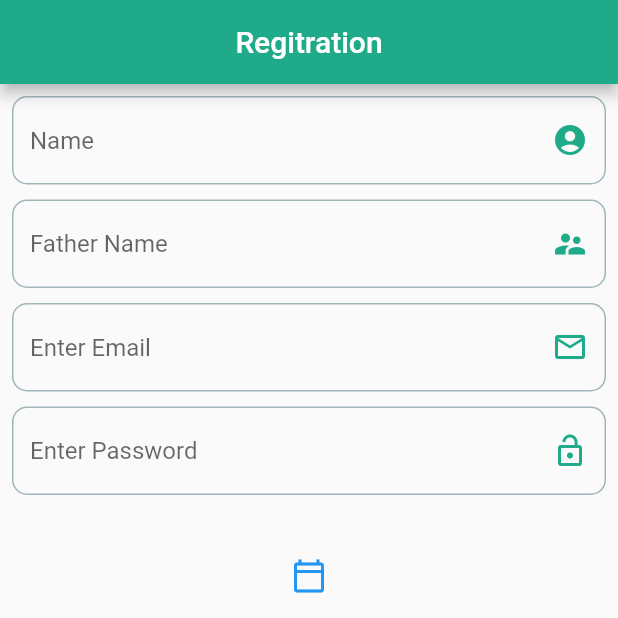
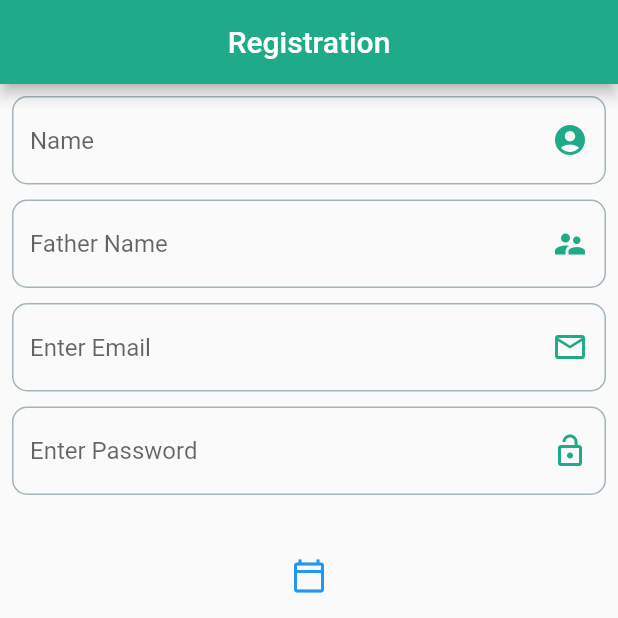
Before and after one commit to MuhammadTayyyaba3/-Shared-Preferences, a Flutter app: the screen it shows after launch, after a tap on "Sign up", on a phone screen of 412 x 824 dp, the top half of it. Run offline on Flutter 3.47's test engine with Material 2 defaults, Android fonts, the phone set to English and light mode, and no system bars.

```diff
--- a/lib/Components/button_compo.dart
+++ b/lib/Components/button_compo.dart
@@ -9,11 +9,11 @@ class ButtonDesign extends StatelessWidget {
     return Container(
       width: 200,
       height: 50,
-      child: Center(child: Text(btnText,style: TextStyle(color: Colors.white,fontSize: 20),)),
       decoration: BoxDecoration(
         color: BGColor,
         borderRadius: BorderRadius.circular(15),
       ),
+      child: Center(child: Text(btnText,style: TextStyle(color: Colors.white,fontSize: 20),)),
     );
   }
 }
--- a/lib/Screens/home_screen.dart
+++ b/lib/Screens/home_screen.dart
@@ -9,7 +9,7 @@ class HomeScreen extends StatelessWidget {
       appBar: AppBar(
         backgroundColor: BGColor,
         centerTitle: true,
-        title: Text('Home Screen'),
+        title: const Text('Home Screen'),
       ),
 
     );
--- a/lib/Screens/login_Screen.dart
+++ b/lib/Screens/login_Screen.dart
@@ -12,7 +12,7 @@ class LoginScreen extends StatelessWidget {
 
         backgroundColor: BGColor,
         centerTitle: true,
-        title: Text('Login'),
+        title: const Text('Login'),
       ),
       body: Padding(
         padding: const EdgeInsets.all(8.0),
@@ -22,63 +22,63 @@ class LoginScreen extends StatelessWidget {
             TextFormField(
               decoration: InputDecoration(
                 hintText: 'Enter Email',
-                suffixIcon: Icon(Icons.email_outlined,color: BGColor,),
+                suffixIcon: const Icon(Icons.email_outlined,color: BGColor,),
                 enabledBorder: OutlineInputBorder(
                   borderRadius: BorderRadius.circular(10),
-                  borderSide: BorderSide(
+                  borderSide: const BorderSide(
                     color: Color(0xffA2B5BB),
                   )
                 ),
                 focusedBorder: OutlineInputBorder(
                     borderRadius: BorderRadius.circular(10),
-                    borderSide: BorderSide(
+                    borderSide: const BorderSide(
                       color: BGColor,
                     )
                 ),
               ),
             ),
-            SizedBox(
+            const SizedBox(
               height: 10,
             ),
             TextFormField(
               obscureText: true,
               decoration: InputDecoration(
                 hintText: 'Enter Password',
-                suffixIcon: Icon(Icons.lock_open,color: BGColor,),
+                suffixIcon: const Icon(Icons.lock_open,color: BGColor,),
                 enabledBorder: OutlineInputBorder(
                     borderRadius: BorderRadius.circular(10),
-                    borderSide: BorderSide(
+                    borderSide: const BorderSide(
                       color: Color(0xffA2B5BB),
                     )
                 ),
                 focusedBorder: OutlineInputBorder(
                     borderRadius: BorderRadius.circular(10),
-                    borderSide: BorderSide(
+                    borderSide: const BorderSide(
                       color: BGColor,
                     )
                 ),
               ),
             ),
-            SizedBox(
+            const SizedBox(
               height: 30,
             ),
 
             ButtonDesign(btnText: 'Login',),
-            SizedBox(
+            const SizedBox(
               height: 15,
             ),
             Row(
               mainAxisAlignment: MainAxisAlignment.center,
               children: [
-                Text("Don't have an account yet?"),
-                SizedBox(
+                const Text("Don't have an account yet?"),
+                const SizedBox(
                   width: 5,
                 ),
                 InkWell(
                   onTap: (){
-                    Navigator.push(context, MaterialPageRoute(builder: (context)=>SignUpScreen()));
+                    Navigator.push(context, MaterialPageRoute(builder: (context)=>const SignUpScreen()));
                   },
-                    child: Text('Sign up',style: TextStyle(color: BGColor,fontSize: 16),))
+                    child: const Text('Sign up',style: TextStyle(color: BGColor,fontSize: 16),))
               ],
             ),
           ],
--- a/lib/Screens/sign_up_screen.dart
+++ b/lib/Screens/sign_up_screen.dart
@@ -2,7 +2,7 @@ import 'package:flutter/material.dart';
 import 'package:shared_preference/Components/button_compo.dart';
 import 'package:shared_preference/constants.dart';
 class SignUpScreen extends StatelessWidget {
-  SignUpScreen({Key? key}) : super(key: key);
+  const SignUpScreen({Key? key}) : super(key: key);
   @override
   Widget build(BuildContext context) {
     return Scaffold(
@@ -10,7 +10,7 @@ class SignUpScreen extends StatelessWidget {
         automaticallyImplyLeading: false,
         backgroundColor: BGColor,
         centerTitle: true,
-        title: Text('Regitration'),
+        title: const Text('Registration'),
       ),
       body: SingleChildScrollView(
         child: Padding(
@@ -21,85 +21,85 @@ class SignUpScreen extends StatelessWidget {
               TextFormField(
                 decoration: InputDecoration(
                   hintText: 'Name',
-                  suffixIcon: Icon(Icons.account_circle_rounded,color: BGColor,),
+                  suffixIcon: const Icon(Icons.account_circle_rounded,color: BGColor,),
                   enabledBorder: OutlineInputBorder(
                       borderRadius: BorderRadius.circular(10),
-                      borderSide: BorderSide(
+                      borderSide: const BorderSide(
                         color: Color(0xffA2B5BB),
                       )
                   ),
                   focusedBorder: OutlineInputBorder(
                       borderRadius: BorderRadius.circular(10),
-                      borderSide: BorderSide(
+                      borderSide: const BorderSide(
                         color: BGColor,
                       )
                   ),
                 ),
               ),
-              SizedBox(
+              const SizedBox(
                 height: 10,
               ),
               TextFormField(
                 decoration: InputDecoration(
                   hintText: 'Father Name',
-                  suffixIcon: Icon(Icons.supervisor_account,color: BGColor,),
+                  suffixIcon: const Icon(Icons.supervisor_account,color: BGColor,),
                   enabledBorder: OutlineInputBorder(
                       borderRadius: BorderRadius.circular(10),
-                      borderSide: BorderSide(
+                      borderSide: const BorderSide(
                         color: Color(0xffA2B5BB),
                       )
                   ),
                   focusedBorder: OutlineInputBorder(
                       borderRadius: BorderRadius.circular(10),
-                      borderSide: BorderSide(
+                      borderSide: const BorderSide(
                         color: BGColor,
                       )
                   ),
                 ),
               ),
-              SizedBox(
+              const SizedBox(
                 height: 10,
               ),
               TextFormField(
                 decoration: InputDecoration(
                   hintText: 'Enter Email',
-                  suffixIcon: Icon(Icons.email_outlined,color: BGColor,),
+                  suffixIcon: const Icon(Icons.email_outlined,color: BGColor,),
                   enabledBorder: OutlineInputBorder(
                       borderRadius: BorderRadius.circular(10),
-                      borderSide: BorderSide(
+                      borderSide: const BorderSide(
                         color: Color(0xffA2B5BB),
                       )
                   ),
                   focusedBorder: OutlineInputBorder(
                       borderRadius: BorderRadius.circular(10),
-                      borderSide: BorderSide(
+                      borderSide: const BorderSide(
                         color: BGColor,
                       )
                   ),
                 ),
               ),
-              SizedBox(
+              const SizedBox(
                 height: 10,
               ),
               TextFormField(
                 decoration: InputDecoration(
                   hintText: 'Enter Password',
-                  suffixIcon: Icon(Icons.lock_open,color: BGColor,),
+                  suffixIcon: const Icon(Icons.lock_open,color: BGColor,),
                   enabledBorder: OutlineInputBorder(
                       borderRadius: BorderRadius.circular(10),
-                      borderSide: BorderSide(
+                      borderSide: const BorderSide(
                         color: Color(0xffA2B5BB),
                       )
                   ),
                   focusedBorder: OutlineInputBorder(
                       borderRadius: BorderRadius.circular(10),
-                      borderSide: BorderSide(
+                      borderSide: const BorderSide(
                         color: BGColor,
                       )
                   ),
                 ),
               ),
-              SizedBox(
+              const SizedBox(
                 height: 30,
               ),
 
@@ -112,25 +112,25 @@ class SignUpScreen extends StatelessWidget {
                         lastDate: DateTime.now()
                     );
                   },
-                  child: Icon(Icons.calendar_today_outlined)),
-              SizedBox(
+                  child: const Icon(Icons.calendar_today_outlined)),
+              const SizedBox(
                 height: 30,
               ),
 
               ButtonDesign(btnText: 'Login',),
-              SizedBox(
+              const SizedBox(
                 height: 15,
               ),
               Row(
                 mainAxisAlignment: MainAxisAlignment.center,
                 children: [
-                  Text("Don't have an account yet?"),
-                  SizedBox(
+                  const Text("Don't have an account yet?"),
+                  const SizedBox(
                     width: 5,
                   ),
                   InkWell(
                       onTap: (){},
-                      child: Text('Sign up',style: TextStyle(color: BGColor,fontSize: 16),))
+                      child: const Text('Sign up',style: TextStyle(color: BGColor,fontSize: 16),))
                 ],
               ),
             ],
--- a/lib/main.dart
+++ b/lib/main.dart
@@ -1,5 +1,4 @@
 import 'package:flutter/material.dart';
-import 'package:shared_preference/Screens/home_screen.dart';
 import 'package:shared_preference/Screens/login_Screen.dart';
 
 void main() {
@@ -7,7 +6,7 @@ void main() {
 }
 
 class MyApp extends StatelessWidget {
-   MyApp({super.key});
+   const MyApp({super.key});
   @override
   Widget build(BuildContext context) {
     return MaterialApp(
@@ -15,7 +14,7 @@ class MyApp extends StatelessWidget {
       title: 'Shared Preferences',
       theme: ThemeData(
       ),
-      home: LoginScreen()
+      home: const LoginScreen()
     );
   }
 }
```
